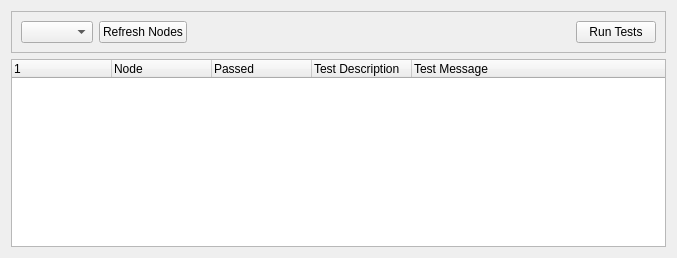
First picture: the form in sr_gui_self_test/uis/SrSelfTest.ui, repository shadow-robot/sr-visualization, before the edit.
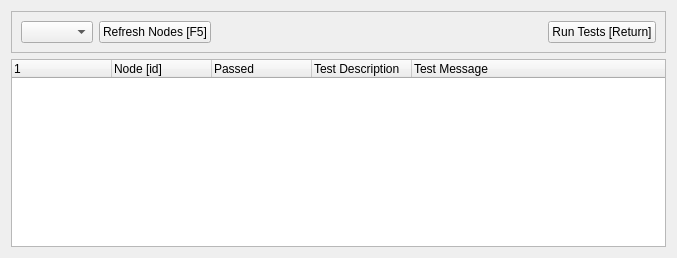
Second picture: the form after the edit.

Commit message: using colors to make it clearer + added shortcuts

Patch:
```diff
--- a/sr_gui_self_test/uis/SrSelfTest.ui
+++ b/sr_gui_self_test/uis/SrSelfTest.ui
@@ -29,7 +29,10 @@
       <item>
        <widget class="QPushButton" name="btn_refresh_nodes">
         <property name="text">
-         <string>Refresh Nodes</string>
+         <string>Refresh Nodes [F5]</string>
+        </property>
+        <property name="shortcut">
+         <string>F5</string>
         </property>
        </widget>
       </item>
@@ -49,7 +52,13 @@
       <item>
        <widget class="QPushButton" name="btn_test">
         <property name="text">
-         <string>Run Tests</string>
+         <string>Run Tests [Return]</string>
+        </property>
+        <property name="shortcut">
+         <string>Return</string>
+        </property>
+        <property name="default">
+         <bool>false</bool>
         </property>
        </widget>
       </item>
@@ -65,7 +74,7 @@
      </column>
      <column>
       <property name="text">
-       <string>Node</string>
+       <string>Node [id]</string>
       </property>
      </column>
      <column>
```
The commit also changes 1 other file.
